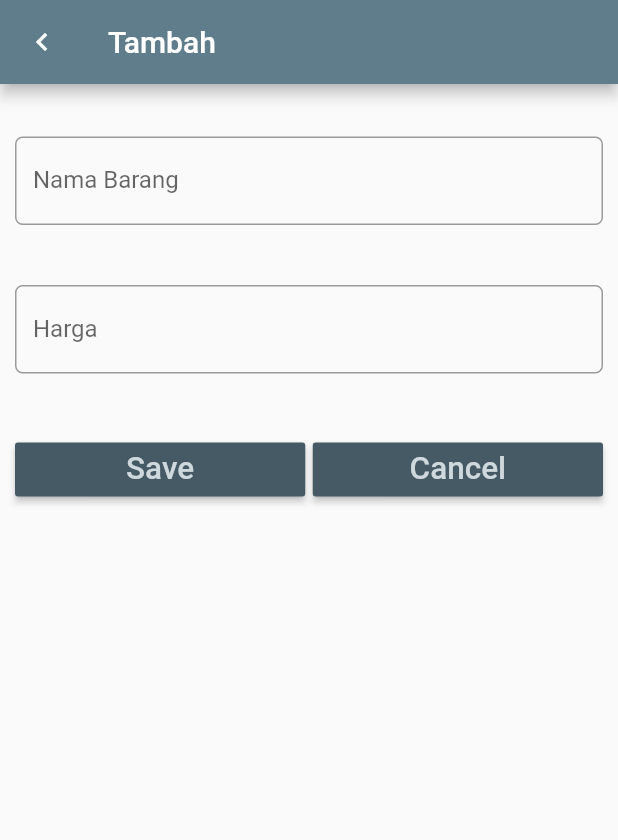
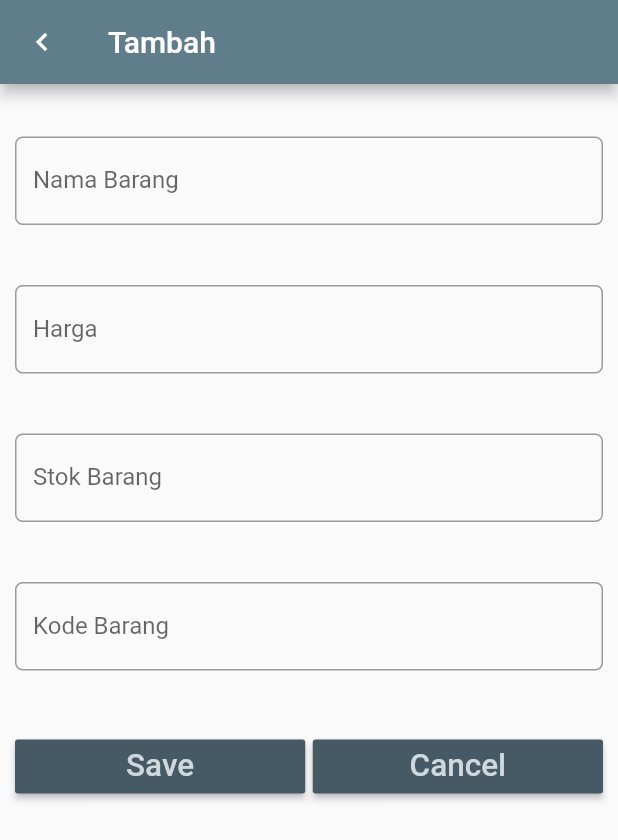
Before and after one commit to rafikanh/06-sqlite-flutter, a Flutter app: the screen it shows after launch, after a tap on "Tambah Item", on a phone screen of 412 x 824 dp. Shown: the top 840 px of the screen. Run offline on Flutter 3.47's test engine with Material 2 defaults, Android fonts, the phone set to English and light mode, and no system bars; our stand-ins replace sqflite; accounts and stored records are empty.

Commit message:
menambah_atribut_item

```diff
--- a/lib/dbhelper.dart
+++ b/lib/dbhelper.dart
@@ -30,7 +30,9 @@ class DbHelper {
  CREATE TABLE item (
  id INTEGER PRIMARY KEY AUTOINCREMENT,
  name TEXT,
- price INTEGER
+ price INTEGER,
+ stok TEXT,
+ kode TEXT
  )
  ''');
   }
--- a/lib/entryForm.dart
+++ b/lib/entryForm.dart
@@ -22,12 +22,16 @@ class EntryFormState extends State<EntryForm> {
   EntryFormState(this.item);
   TextEditingController nameController = TextEditingController();
   TextEditingController priceController = TextEditingController();
+  TextEditingController stokController = TextEditingController();
+  TextEditingController kodeController = TextEditingController();
   @override
   Widget build(BuildContext context) {
     //kondisi
     if (item != null) {
       nameController.text = item.name;
       priceController.text = item.price.toString();
+      stokController.text = item.stok;
+      kodeController.text = item.kode;
     }
     //rubah
     return Scaffold(
@@ -73,6 +77,40 @@ class EntryFormState extends State<EntryForm> {
                   },
                 ),
               ),
+              // stok
+              Padding(
+                padding: const EdgeInsets.only(top: 20.0, bottom: 20.0),
+                child: TextField(
+                  controller: stokController,
+                  keyboardType: TextInputType.text,
+                  decoration: InputDecoration(
+                    labelText: 'Stok Barang',
+                    border: OutlineInputBorder(
+                      borderRadius: BorderRadius.circular(5.0),
+                    ),
+                  ),
+                  onChanged: (value) {
+                    //
+                  },
+                ),
+              ),
+              // kode barang
+              Padding(
+                padding: const EdgeInsets.only(top: 20.0, bottom: 20.0),
+                child: TextField(
+                  controller: kodeController,
+                  keyboardType: TextInputType.text,
+                  decoration: InputDecoration(
+                    labelText: 'Kode Barang',
+                    border: OutlineInputBorder(
+                      borderRadius: BorderRadius.circular(5.0),
+                    ),
+                  ),
+                  onChanged: (value) {
+                    //
+                  },
+                ),
+              ),
               // tombol button
               Padding(
                 padding: const EdgeInsets.only(top: 20.0, bottom: 20.0),
@@ -90,12 +128,17 @@ class EntryFormState extends State<EntryForm> {
                         onPressed: () {
                           if (item == null) {
                             // tambah data
-                            item = Item(nameController.text,
-                                int.parse(priceController.text));
+                            item = Item(
+                                nameController.text,
+                                int.parse(priceController.text),
+                                stokController.text,
+                                kodeController.text);
                           } else {
                             // ubah data
                             item.name = nameController.text;
                             item.price = int.parse(priceController.text);
+                            item.stok = stokController.text;
+                            item.kode = kodeController.text;
                           }
                           // kembali ke layar sebelumnya dengan membawa objek item
                           Navigator.pop(context, item);
--- a/lib/item.dart
+++ b/lib/item.dart
@@ -6,25 +6,41 @@ class Item {
   int _id;
   String _name;
   int _price;
+  String _stok;
+  String _kode;
+
   int get id => _id;
-  String get name => this._name;
+
+  String get name => _name;
   set name(String value) => this._name = value;
-  get price => this._price;
-  set price(value) => this._price = value;
+
+  get price => _price;
+  set price(value) => _price = value;
+
+  String get stok => _stok;
+  set stok(String value) => this._stok = value;
+
+  String get kode => _kode;
+  set kode(String value) => this._kode = value;
+
 // konstruktor versi 1
-  Item(this._name, this._price);
+  Item(this._name, this._price, this._stok, this._kode);
 // konstruktor versi 2: konversi dari Map ke Item
   Item.fromMap(Map<String, dynamic> map) {
-    this._id = map['id'];
-    this._name = map['name'];
-    this._price = map['price'];
+    _id = map['id'];
+    _name = map['name'];
+    _price = map['price'];
+    _stok = map['stok'];
+    _kode = map['kode'];
   }
   // konversi dari Item ke Map
   Map<String, dynamic> toMap() {
     Map<String, dynamic> map = Map<String, dynamic>();
-    map['id'] = this._id;
+    map['id'] = _id;
     map['name'] = name;
     map['price'] = price;
+    map['stok'] = stok;
+    map['kode'] = kode;
     return map;
   }
 }
```
Also changed, not shown: lib/home.dart (+12 -2 lines), 1 other file.
